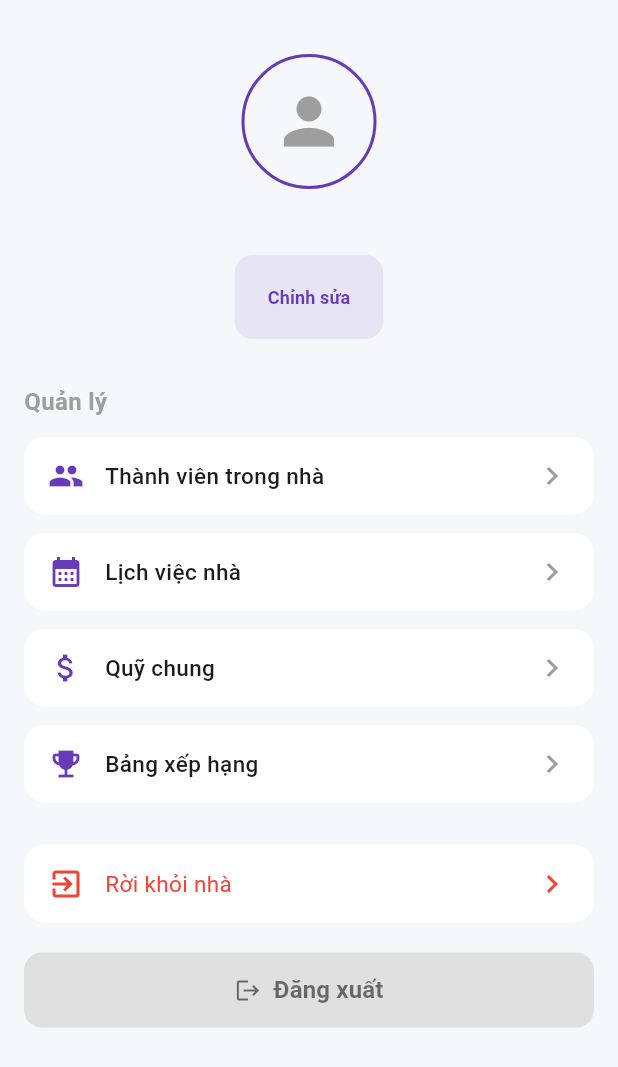
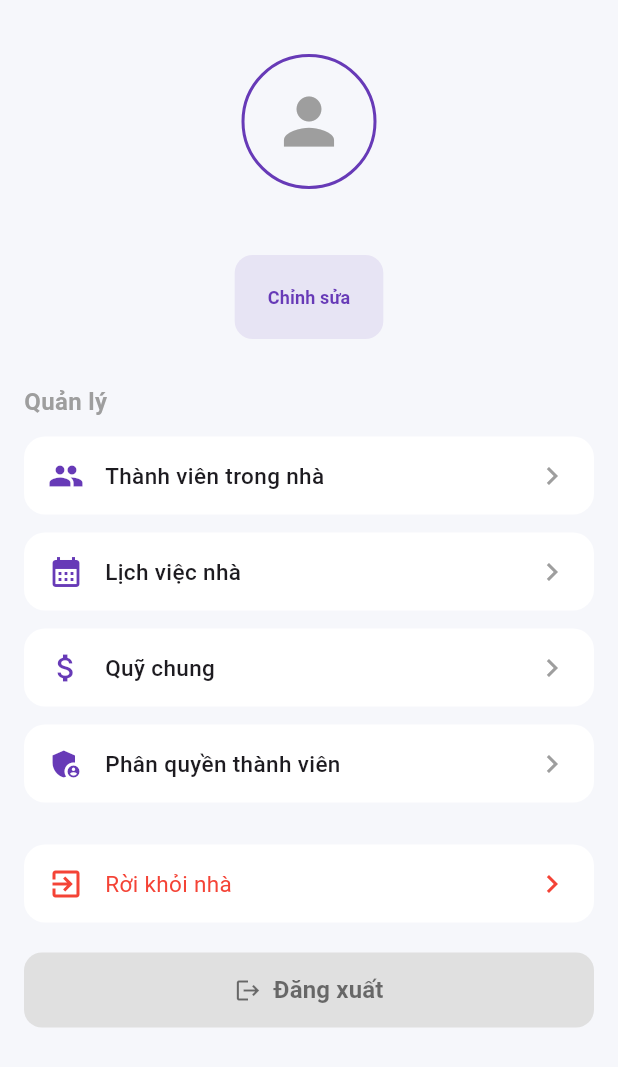
Before and after one commit to Khoahii/house_pal, a Flutter app: the ProfileScreen screen opened directly, on a phone screen of 412 x 824 dp. Shown: the top 1067 px of the screen. Run offline on Flutter 3.47's test engine with Material 3 defaults, Android fonts, the phone set to English and light mode, and no system bars; our stand-ins replace cloud_firestore, firebase_auth, firebase_core, image_picker, shared_preferences; accounts and stored records are empty; network calls fail.

Commit message:
profile
phân quyền

```diff
--- a/lib/Screens/Commom/Profile/profile.dart
+++ b/lib/Screens/Commom/Profile/profile.dart
@@ -4,6 +4,7 @@ import 'package:house_pal/models/app_user.dart';
 import 'package:firebase_auth/firebase_auth.dart';
 import 'package:house_pal/providers/auth_provider.dart';
 import 'package:provider/provider.dart';
+import 'package:house_pal/Screens/Commom/Profile/role_management_screen.dart';
 
 
 class ProfileScreen extends StatefulWidget {
@@ -153,7 +154,19 @@ class _ProfileScreenState extends State<ProfileScreen> {
                   _menuCard(icon: Icons.group, title: "Thành viên trong nhà"),
                   _menuCard(icon: Icons.calendar_month, title: "Lịch việc nhà"),
                   _menuCard(icon: Icons.attach_money, title: "Quỹ chung"),
-                  _menuCard(icon: Icons.emoji_events, title: "Bảng xếp hạng"),
+                  _menuCard(
+                  icon: Icons.admin_panel_settings,
+                  title: "Phân quyền thành viên",
+                  onTap: () {
+                    Navigator.push(
+                      context,
+                      MaterialPageRoute(
+                        builder: (_) => const RoleManagementScreen(),
+                      ),
+                    );
+                  },
+                ),
+
 
                   const SizedBox(height: 16),
 
@@ -202,8 +215,15 @@ class _ProfileScreenState extends State<ProfileScreen> {
   }
 
   // MENU ITEM
-  Widget _menuCard({required IconData icon, required String title}) {
-    return Container(
+    Widget _menuCard({
+      required IconData icon,
+      required String title,
+      VoidCallback? onTap,
+    }) {
+
+   return GestureDetector(
+  onTap: onTap,
+  child: Container(
     margin: const EdgeInsets.only(bottom: 12),
     padding: const EdgeInsets.symmetric(horizontal: 16, vertical: 14),
     decoration: BoxDecoration(
@@ -217,13 +237,18 @@ class _ProfileScreenState extends State<ProfileScreen> {
         Expanded(
           child: Text(
             title,
-              style: const TextStyle(fontSize: 15, fontWeight: FontWeight.w500),
+            style: const TextStyle(
+              fontSize: 15,
+              fontWeight: FontWeight.w500,
+            ),
           ),
         ),
         const Icon(Icons.chevron_right, color: Colors.grey),
       ],
     ),
+  ),
 );
+
   }
 
   // DANGER ITEM
```
Also changed, not shown: lib/Screens/Commom/Profile/role_management_screen.dart (added, +86 -0 lines). Lines whose indentation alone changed are shown as unchanged.
